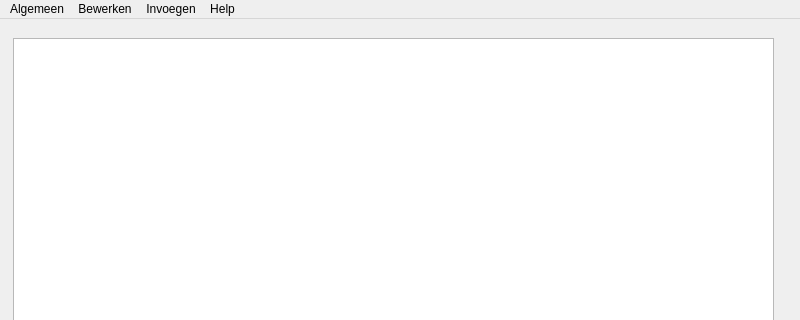
First picture: the form in plaintext.ui, repository keesdekeijzer/Edith, before the edit; both pictures show x 0 to 800 and y 0 to 320 of the 800 by 600 pixel window.
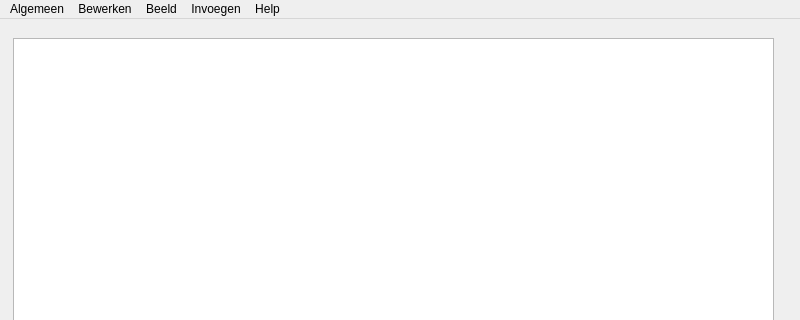
Second picture: the form after the edit.

Commit message: Voeg donkere en lichte modus functionaliteit toe met bijbehorende acties in de menubalk

```diff
--- a/plaintext.ui
+++ b/plaintext.ui
@@ -88,8 +88,16 @@
     </property>
     <addaction name="actionOver_Edith"/>
    </widget>
+   <widget class="QMenu" name="menuBeeld">
+    <property name="title">
+     <string>Beeld</string>
+    </property>
+    <addaction name="actionDonkere_modus"/>
+    <addaction name="actionLichte_modus"/>
+   </widget>
    <addaction name="menuAlgemeen"/>
    <addaction name="menuBewerken"/>
+   <addaction name="menuBeeld"/>
    <addaction name="menuInvoegen"/>
    <addaction name="menuHelp"/>
   </widget>
```
Left out of the diff: 10 changed lines with no effect on the pictures. The commit also changes 2 other files.
